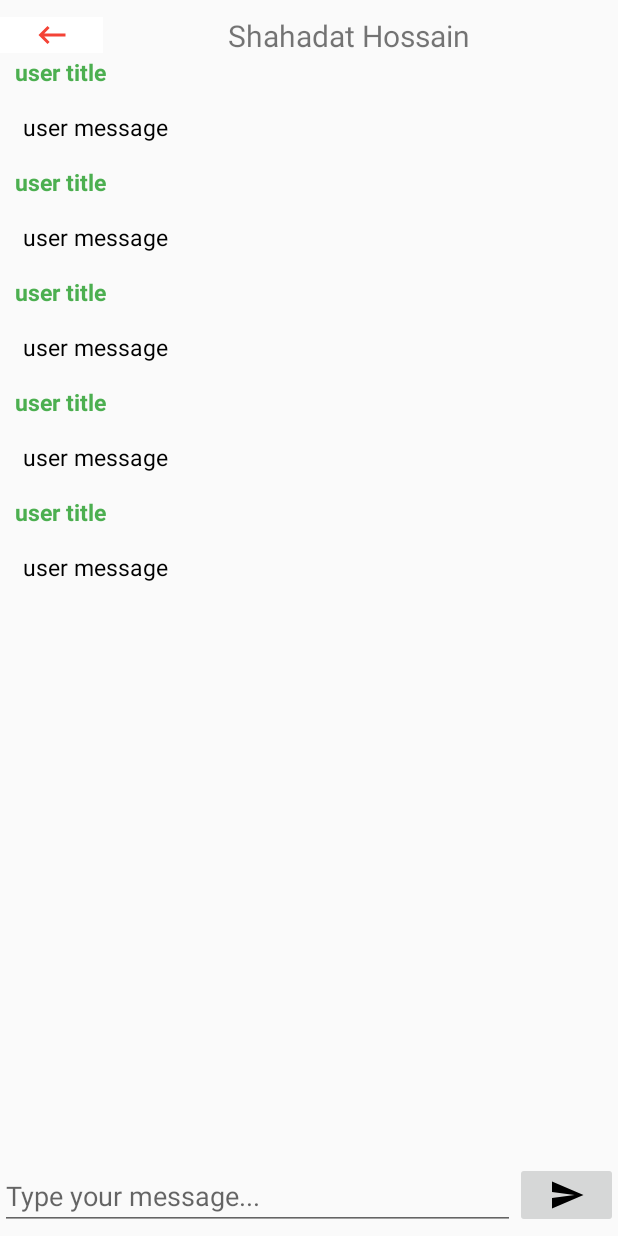
After one commit to shiiifuuuu/DCC_Project_Tutor_Finder, an Android app: the layout activity_message_view.xml on its own in the app's theme, with its tools: preview values and no code run, on a phone screen of 412 x 824 dp. The commit adds this screen. Run offline under Robolectric (Android 15) with nearby library versions, the phone set to English and light mode, and no system bars.

Commit message:
chat message user identify done

```diff
--- /dev/null
+++ b/app/src/main/java/com/teamocta/dcc_project/adapter/MessageListAdapter.java
@@ -0,0 +1,4 @@
+package com.teamocta.dcc_project.adapter;
+
+public class MessageListAdapter {
+}
--- a/app/src/main/java/com/teamocta/dcc_project/studentActivity/StudentSearchActivity.java
+++ b/app/src/main/java/com/teamocta/dcc_project/studentActivity/StudentSearchActivity.java
@@ -139,6 +139,7 @@ public class StudentSearchActivity extends AppCompatActivity implements TutorLis
     }
 
     private void sentFilteredTutorInfo(Intent intent, int position) {
+        intent.putExtra("tutorUid", filteredList.get(position).getUid());
         intent.putExtra("name",filteredList.get(position).getFirstName()
                 + " " + filteredList.get(position).getLastName());
         intent.putExtra("mobile", filteredList.get(position).getMobile());
@@ -158,6 +159,7 @@ public class StudentSearchActivity extends AppCompatActivity implements TutorLis
     }
 
     private void sentTutorInfo(Intent intent, int position) {
+        intent.putExtra("tutorUid", tutorList.get(position).getUid());
         intent.putExtra("name",tutorList.get(position).getFirstName()
                 + " " + tutorList.get(position).getLastName());
         intent.putExtra("mobile", tutorList.get(position).getMobile());
--- a/app/src/main/java/com/teamocta/dcc_project/tutorActivity/TutorSearchActivity.java
+++ b/app/src/main/java/com/teamocta/dcc_project/tutorActivity/TutorSearchActivity.java
@@ -145,6 +145,7 @@ public class TutorSearchActivity extends AppCompatActivity implements TuitionLis
     }
 
     private void sentFilteredTuitionInfo(Intent intent, int position) {
+        intent.putExtra("studentUid", filteredList.get(position).getUid());
         intent.putExtra("name",filteredList.get(position).getFirstName()
                 + " " + filteredList.get(position).getLastName());
         intent.putExtra("mobile", filteredList.get(position).getMobile());
@@ -168,6 +169,7 @@ public class TutorSearchActivity extends AppCompatActivity implements TuitionLis
     }
 
     private void sentTuitionInfo(Intent intent, int position) {
+        intent.putExtra("studentUid", tuitionList.get(position).getUid());
         intent.putExtra("name",tuitionList.get(position).getFirstName()
                 + " " + tuitionList.get(position).getLastName());
         intent.putExtra("mobile", tuitionList.get(position).getMobile());
--- a/app/src/main/java/com/teamocta/dcc_project/viewActivity/TuitionViewActivity.java
+++ b/app/src/main/java/com/teamocta/dcc_project/viewActivity/TuitionViewActivity.java
@@ -15,7 +15,7 @@ import com.teamocta.dcc_project.tutorActivity.TutorSearchActivity;
 public class TuitionViewActivity extends AppCompatActivity {
 
     private ActivityTuitionViewBinding binding;
-    private String studentPic, name, studentClass, department, institute, gender, location, mobile, email;
+    private String studentUid, studentPic, name, studentClass, department, institute, gender, location, mobile, email;
     private String streetAddress, areaAddress, zipCode, guardianName, guardianMobile,
             daysPerWeek, subjects, salaryRange, additionalInfo, tuitionRating;
 
@@ -33,6 +33,7 @@ public class TuitionViewActivity extends AppCompatActivity {
     }
     private void getTuitionInfo() {
 
+        studentUid = getIntentValue("studentUid");
         studentPic = getIntentValue("studentPic");
         name = getIntentValue("name");
         tuitionRating = getIntentValue("tuitionRating");
@@ -82,5 +83,8 @@ public class TuitionViewActivity extends AppCompatActivity {
     }
 
     public void btnSendMessageClicked(View view) {
+        Intent intent = new Intent(this, MessageViewActivity.class);
+        intent.putExtra("msgReceiverUid", studentUid);
+        startActivity(intent);
     }
 }
--- /dev/null
+++ b/app/src/main/res/drawable/ic_send_black_24dp.xml
@@ -0,0 +1,9 @@
+<vector xmlns:android="http://schemas.android.com/apk/res/android"
+        android:width="24dp"
+        android:height="24dp"
+        android:viewportWidth="24.0"
+        android:viewportHeight="24.0">
+    <path
+        android:fillColor="#FF000000"
+        android:pathData="M2.01,21L23,12 2.01,3 2,10l15,2 -15,2z"/>
+</vector>
--- /dev/null
+++ b/app/src/main/res/layout/activity_message_view.xml
@@ -0,0 +1,72 @@
+<?xml version="1.0" encoding="utf-8"?>
+<layout>
+    <RelativeLayout xmlns:android="http://schemas.android.com/apk/res/android"
+        xmlns:app="http://schemas.android.com/apk/res-auto"
+        xmlns:tools="http://schemas.android.com/tools"
+        android:layout_width="match_parent"
+        android:layout_height="match_parent"
+        tools:context=".viewActivity.MessageViewActivity">
+
+        <LinearLayout
+            android:id="@+id/upperLayout"
+            android:layout_width="match_parent"
+            android:layout_height="wrap_content"
+            android:orientation="horizontal"
+            android:layout_alignParentTop="true"
+            android:gravity="center"
+            android:layout_marginTop="10sp">
+            <ImageButton
+                android:id="@+id/btnBack"
+                android:layout_width="match_parent"
+                android:layout_height="wrap_content"
+                android:layout_weight="5"
+                android:src="@drawable/ic_keyboard_backspace_black_24dp"
+                android:background="#fff"/>
+            <TextView
+                android:id="@+id/tvName"
+                android:layout_width="match_parent"
+                android:layout_height="wrap_content"
+                android:layout_weight="1"
+                android:text="Shahadat Hossain"
+                android:gravity="center"
+                android:layout_marginEnd="15sp"
+                android:textSize="20sp"/>
+
+        </LinearLayout>
+
+        <androidx.recyclerview.widget.RecyclerView
+            android:id="@+id/rvMessageList"
+            android:layout_width="match_parent"
+            android:layout_height="match_parent"
+            android:layout_above="@+id/messageBox"
+            android:layout_below="@+id/upperLayout"
+            tools:listitem="@layout/list_chat_message_row"
+            tools:itemCount="5">
+
+        </androidx.recyclerview.widget.RecyclerView>
+
+        <LinearLayout
+            android:id="@+id/messageBox"
+            android:layout_width="match_parent"
+            android:layout_height="wrap_content"
+            android:orientation="horizontal"
+            android:paddingTop="20sp"
+            android:paddingBottom="4sp"
+            android:layout_alignParentBottom="true">
+            <EditText
+                android:layout_width="match_parent"
+                android:layout_height="wrap_content"
+                android:layout_weight="1"
+                android:id="@+id/etTypeMessage"
+                android:hint="Type your message..."/>
+            <ImageButton
+                android:layout_width="match_parent"
+                android:layout_height="wrap_content"
+                android:layout_weight="5"
+                android:id="@+id/btnSendMessage"
+                android:src="@drawable/ic_send_black_24dp"
+                android:onClick="btnSendMessageClicked"/>
+        </LinearLayout>
+
+    </RelativeLayout>
+</layout>
--- a/app/src/main/res/layout/activity_student_message.xml
+++ b/app/src/main/res/layout/activity_student_message.xml
@@ -15,12 +15,12 @@
             android:textSize="40sp"
             android:layout_marginBottom="20sp"/>
         <androidx.recyclerview.widget.RecyclerView
+            android:id="@+id/rvMessageList"
             android:layout_width="match_parent"
             android:layout_height="match_parent"
-            android:id="@+id/rvMessageList"
             android:layout_below="@+id/tx1"
             android:layout_above="@+id/nav_view"
-            tools:listitem="@layout/list_message"
+            tools:listitem="@layout/list_message_profile"
             tools:itemCount="5">
 
         </androidx.recyclerview.widget.RecyclerView>
--- a/app/src/main/res/layout/activity_tutor_view.xml
+++ b/app/src/main/res/layout/activity_tutor_view.xml
@@ -65,7 +65,7 @@
                             android:drawablePadding="10sp"
                             android:padding="10sp"
                             android:layout_gravity="center"
-                            android:background="#00BCD4"/>
+                            android:background="#00BCD4" />
                     </LinearLayout>
 
                     <View
--- /dev/null
+++ b/app/src/main/res/layout/list_chat_message_row.xml
@@ -0,0 +1,33 @@
+<?xml version="1.0" encoding="utf-8"?>
+<LinearLayout xmlns:android="http://schemas.android.com/apk/res/android"
+    android:orientation="vertical" android:layout_width="match_parent"
+    android:layout_height="wrap_content">
+
+    <TextView
+        android:id="@+id/tvChatTitle"
+        android:paddingLeft="10dp"
+        android:paddingRight="10dp"
+        android:layout_gravity="start"
+        android:textColor="#4CAF50"
+        android:gravity="center_vertical"
+        android:textSize="15sp"
+        android:textStyle="bold"
+        android:text="user title"
+        android:layout_width="wrap_content"
+        android:layout_height="wrap_content" />
+
+    <TextView
+        android:id="@+id/tvChatText"
+        android:layout_gravity="start"
+
+        android:gravity="center_vertical"
+        android:layout_width="wrap_content"
+        android:layout_height="wrap_content"
+        android:layout_margin="5dip"
+        android:padding="10dp"
+        android:textSize="15sp"
+        android:text="user message"
+        android:textColor="#000"
+        />
+
+</LinearLayout>
--- a/app/src/main/res/layout/list_tutor_search.xml
+++ b/app/src/main/res/layout/list_tutor_search.xml
@@ -22,7 +22,8 @@
             android:layout_width="match_parent"
             android:layout_height="120sp"
             android:orientation="vertical"
-            android:gravity="center_vertical">
+            android:gravity="center_vertical"
+            android:layout_marginStart="10dp">
 
             <TextView
                 android:layout_width="match_parent"
```
Also changed, not shown: app/src/main/AndroidManifest.xml (+10 -9 lines), app/src/main/java/com/teamocta/dcc_project/studentActivity/StudentMessageActivity.java (+14 -0 lines), app/src/main/java/com/teamocta/dcc_project/viewActivity/MessageViewActivity.java (added, +150 -0 lines), app/src/main/java/com/teamocta/dcc_project/viewActivity/TutorViewActivity.java (+5 -2 lines), app/src/main/res/layout/list_message_profile.xml (renamed from app/src/main/res/layout/list_message.xml).
